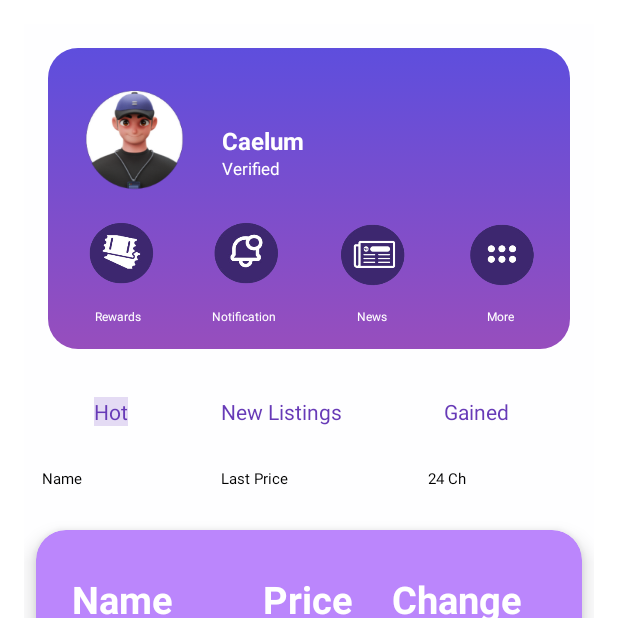
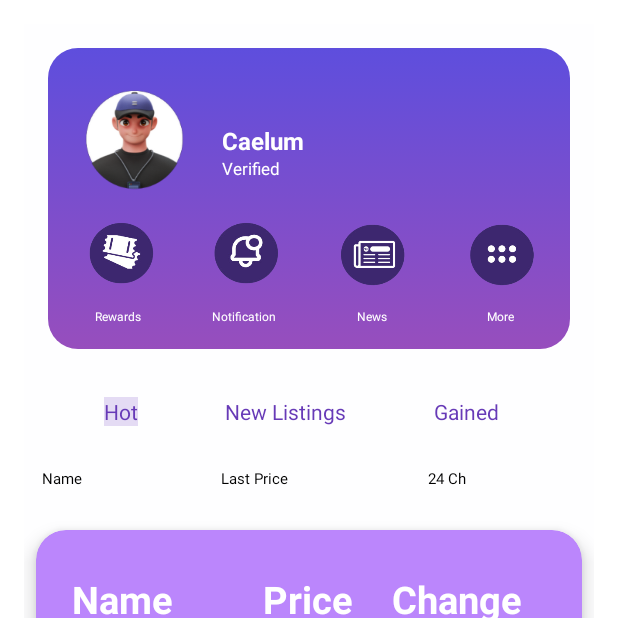
Before and after one commit to caelum-labelle/FinalApp, an Android app: the HomeFragment screen opened directly, with no data from a screen before it, on a phone screen of 412 x 824 dp, the top half of it. Run offline under Robolectric (Android 15) with nearby library versions, the phone set to English and light mode, and no system bars; pictures from the network do not load.

Commit message:
remade the home agen

```diff
--- a/app/src/main/res/layout/fragment_home.xml
+++ b/app/src/main/res/layout/fragment_home.xml
@@ -271,11 +271,11 @@
                             android:id="@+id/textView16"
                             android:layout_width="wrap_content"
                             android:layout_height="wrap_content"
-                            android:layout_marginStart="40dp"
                             android:text="New Listings"
                             android:textAlignment="center"
                             android:textColor="#673AB7"
                             app:layout_constraintBottom_toBottomOf="parent"
+                            app:layout_constraintEnd_toEndOf="parent"
                             app:layout_constraintStart_toStartOf="parent" />
                     </androidx.constraintlayout.widget.ConstraintLayout>
                 </LinearLayout>
```
